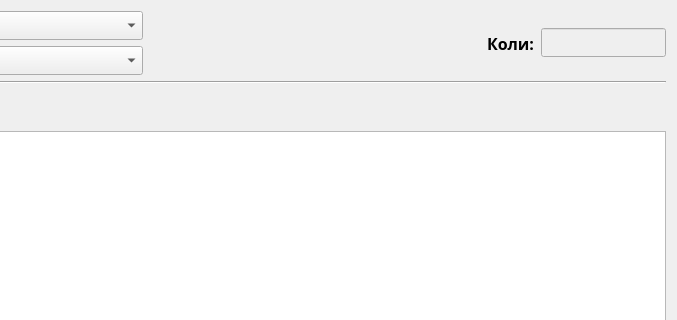
Before: the Qt Designer form AutoCenterClient/widgets/records.ui in Sage-Cat/AutoCenter, drawn with Qt 5; both pictures show x 172 to 849 and y 0 to 320 of the 849 by 601 pixel window.
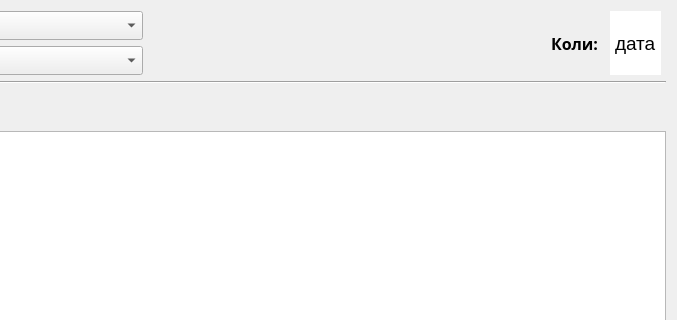
After: the same form once the commit is applied. Icons and pictures are not drawn.

Diff of the .ui file:
```diff
--- a/AutoCenterClient/widgets/records.ui
+++ b/AutoCenterClient/widgets/records.ui
@@ -117,6 +117,8 @@
       </layout>
      </item>
      <item>
+      <layout class="QHBoxLayout" name="horizontalLayout_4">
+       <item>
       <spacer name="horizontalSpacer_4">
        <property name="orientation">
         <enum>Qt::Horizontal</enum>
@@ -150,33 +152,27 @@
         </widget>
        </item>
        <item>
-        <widget class="QLineEdit" name="line_datetime">
+          <widget class="QLabel" name="line_datetime">
          <property name="enabled">
-          <bool>false</bool>
-         </property>
-         <property name="sizePolicy">
-          <sizepolicy hsizetype="Fixed" vsizetype="Fixed">
-           <horstretch>0</horstretch>
-           <verstretch>0</verstretch>
-          </sizepolicy>
-         </property>
-         <property name="minimumSize">
-          <size>
-           <width>50</width>
-           <height>0</height>
-          </size>
+            <bool>true</bool>
          </property>
          <property name="font">
           <font>
-           <family>Calibri</family>
-           <pointsize>12</pointsize>
-           <underline>false</underline>
-          </font>
-         </property>
+             <family>Cantarell</family>
+             <pointsize>14</pointsize>
+            </font>
+           </property>
+           <property name="styleSheet">
+            <string notr="true">background-color : white; 
+margin-left: 5px; 
+margin-right: 5px;</string>
+           </property>
          <property name="text">
-          <string/>
-         </property>
-        </widget>
+            <string>дата</string>
+           </property>
+          </widget>
+         </item>
+        </layout>
        </item>
       </layout>
      </item>
```
Left out of the diff: 4 changed lines with no effect on the pictures. Lines whose indentation alone changed are shown as unchanged.
